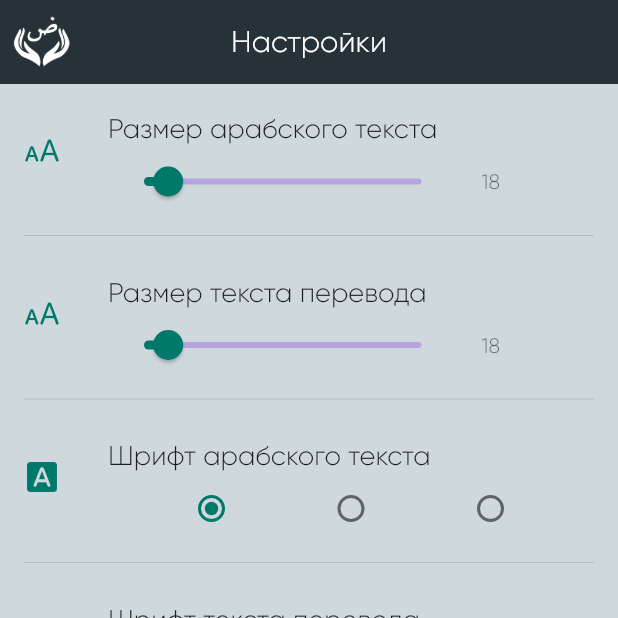
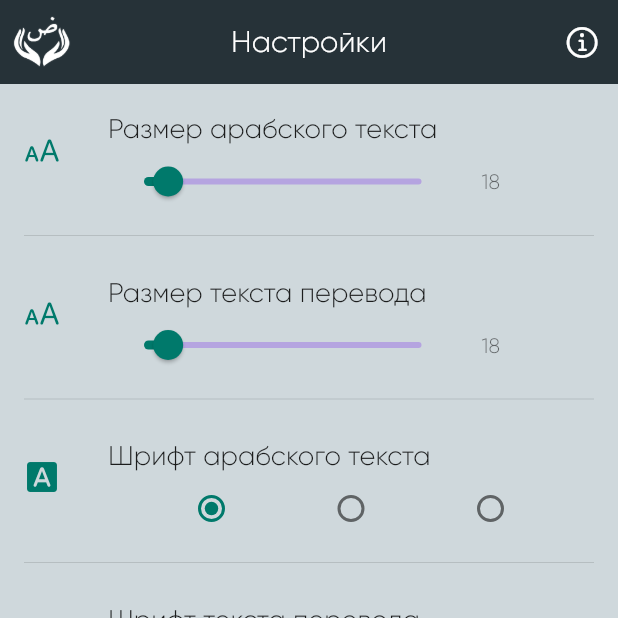
Before and after one commit to JMApps/arabic_in_your_hands, a Flutter app: the screen it shows after launch, item 4 of the bottom bar chosen, on a phone screen of 412 x 824 dp, the top half of it. Run offline on Flutter 3.47's test engine with Material 2 defaults, Android fonts, the phone set to English and light mode, and no system bars; drawn by our look-alikes of salomon_bottom_bar; our stand-ins replace flutter_staggered_animations, flutter_svg, hive_flutter, just_audio, share_plus, smooth_page_indicator and 2 more; missing offline and left inert: clipboard, flutter_flip_card; accounts and stored records are empty; project files that could hold a hidden picture were left out.

Commit message:
Small fixes

```diff
--- a/lib/domain/route/app_route.dart
+++ b/lib/domain/route/app_route.dart
@@ -3,7 +3,7 @@ import 'package:arabicinyourhands/data/database/model/content_volume_two_argumen
 import 'package:arabicinyourhands/data/database/model/volume_first_item_flip_content_arguments.dart';
 import 'package:arabicinyourhands/data/database/model/volume_second_item_flip_content_arguments.dart';
 import 'package:arabicinyourhands/presentation/pages/first_volume_content_flip_mode_page.dart';
-import 'package:arabicinyourhands/presentation/pages/fist_volume_sub_chapter_content_page.dart';
+import 'package:arabicinyourhands/presentation/pages/first_volume_sub_chapter_content_page.dart';
 import 'package:arabicinyourhands/presentation/pages/second_volume_content_flip_mode_page.dart';
 import 'package:arabicinyourhands/presentation/pages/second_volume_sub_chapter_content_page.dart';
 import 'package:flutter/material.dart';
--- a/lib/presentation/pages/main_page_body.dart
+++ b/lib/presentation/pages/main_page_body.dart
@@ -39,6 +39,18 @@ class MainPageBody extends StatelessWidget {
           scale: 0.7,
           child: Image.asset('assets/icons/arabic_in_origin.png'),
         ),
+        actions: [
+          IconButton(
+            splashRadius: 20,
+            icon: const Icon(
+              CupertinoIcons.info_circle,
+              color: Colors.white,
+            ),
+            onPressed: () {
+
+            },
+          ),
+        ],
       ),
       body: AnimatedSwitcher(
         duration: const Duration(milliseconds: 350),
--- a/lib/presentation/widgets/first_volume_flip_front_card.dart
+++ b/lib/presentation/widgets/first_volume_flip_front_card.dart
@@ -15,7 +15,7 @@ class FirstVolumeFlipFrontCard extends StatelessWidget {
     final myColor = Theme.of(context).colorScheme;
     return Card(
       elevation: 10,
-      color: myColor.flipFrontColor,
+      color: myColor.flipBackColor,
       margin: const EdgeInsets.all(16),
       shape: RoundedRectangleBorder(
         borderRadius: BorderRadius.circular(25),
--- a/lib/presentation/widgets/play_speed.dart
+++ b/lib/presentation/widgets/play_speed.dart
@@ -32,6 +32,7 @@ class PlaySpeed extends StatelessWidget {
                 color: myColor.myPrimaryColor,
               ),
               RadioListTile(
+                activeColor: myColor.myAccentColor,
                 contentPadding: const EdgeInsets.symmetric(horizontal: 16),
                 title: const Text('0.5x'),
                 value: 0,
--- a/lib/presentation/widgets/second_volume_flip_front_card.dart
+++ b/lib/presentation/widgets/second_volume_flip_front_card.dart
@@ -15,7 +15,7 @@ class SecondVolumeFlipFrontCard extends StatelessWidget {
     final myColor = Theme.of(context).colorScheme;
     return Card(
       elevation: 10,
-      color: myColor.flipFrontColor,
+      color: myColor.flipBackColor,
       margin: const EdgeInsets.all(16),
       shape: RoundedRectangleBorder(
         borderRadius: BorderRadius.circular(25),
```
Also changed, not shown: lib/presentation/pages/first_volume_sub_chapter_content_page.dart (renamed from lib/presentation/pages/fist_volume_sub_chapter_content_page.dart), 5 other files.
